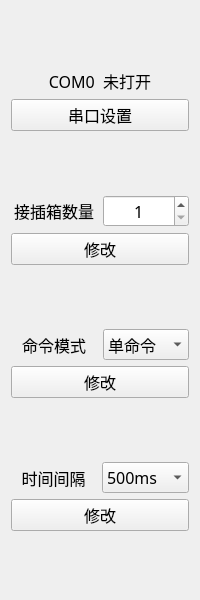
ChinaClever/IDC_TestSystem, file IDC_TestSystem/SI-BusBar/bus_toolbox/bus_settingtoolwid.ui: the form before one commit.
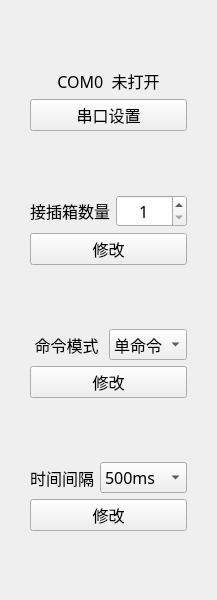
The form after the commit.

Patch:
```diff
--- a/IDC_TestSystem/SI-BusBar/bus_toolbox/bus_settingtoolwid.ui
+++ b/IDC_TestSystem/SI-BusBar/bus_toolbox/bus_settingtoolwid.ui
@@ -20,6 +20,12 @@
    <string>Form</string>
   </property>
   <layout class="QVBoxLayout" name="verticalLayout">
+   <property name="leftMargin">
+    <number>30</number>
+   </property>
+   <property name="rightMargin">
+    <number>30</number>
+   </property>
    <item>
     <spacer name="verticalSpacer_5">
      <property name="orientation">
```
